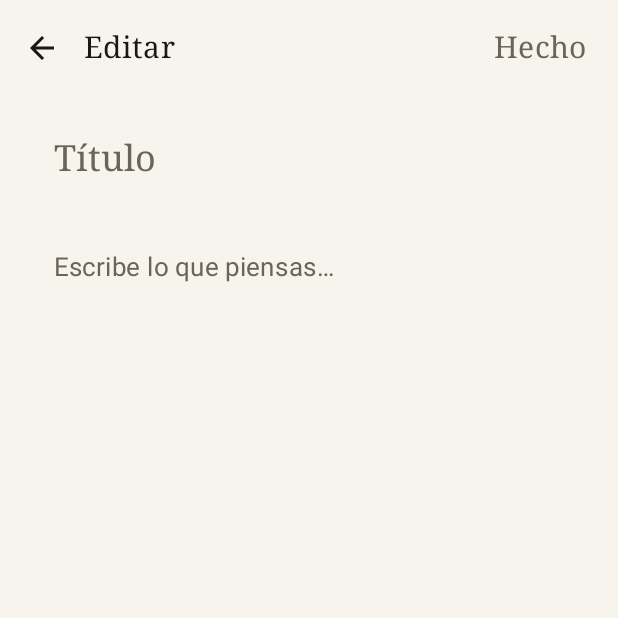
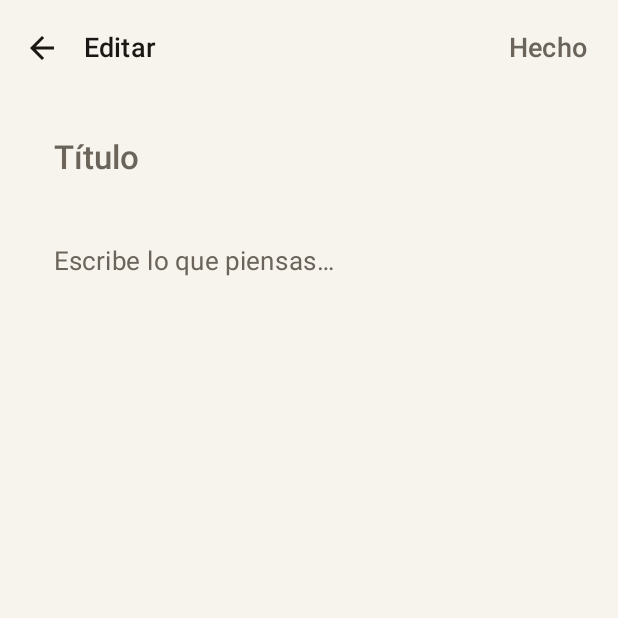
Before and after one commit to wandersepulveda2013/ordia-android, an Android app built with Jetpack Compose: the screen it shows after launch (MainActivity), after a tap on "Nueva nota", on a phone screen of 412 x 824 dp, the top half of it. Run offline under Robolectric (Android 15) with nearby library versions, the phone set to English and light mode, and no system bars; our stand-ins replace Room's generated code.

Commit message:
feat(ui): implement minimalist typography and foundation components
- Create `OrdiaTypography` in `Type.kt` focusing on lighter weights and generous spacing.
- Introduce `OrdiaDesignSystem.kt` with initial `OrdiaInput` and `OrdiaIconButton`.
- Refactor `NoteEditorScreen` and `NotesListScreen` to use new components.
- Enhance UX by auto-requesting focus when creating new notes.

Co-authored-by: wandersepulveda2013 <308435692+wandersepulveda2013@users.noreply.github.com>

```diff
--- /dev/null
+++ b/app/src/main/java/com/ordia/app/ui/components/OrdiaDesignSystem.kt
@@ -0,0 +1,97 @@
+package com.ordia.app.ui.components
+
+import androidx.compose.foundation.interaction.MutableInteractionSource
+import androidx.compose.foundation.text.KeyboardActions
+import androidx.compose.foundation.text.KeyboardOptions
+import androidx.compose.material3.ExperimentalMaterial3Api
+import androidx.compose.material3.IconButton
+import androidx.compose.material3.IconButtonColors
+import androidx.compose.material3.IconButtonDefaults
+import androidx.compose.material3.LocalTextStyle
+import androidx.compose.material3.TextField
+import androidx.compose.material3.TextFieldColors
+import androidx.compose.material3.TextFieldDefaults
+import androidx.compose.runtime.Composable
+import androidx.compose.runtime.remember
+import androidx.compose.ui.Modifier
+import androidx.compose.ui.graphics.Color
+import androidx.compose.ui.graphics.Shape
+import androidx.compose.ui.text.TextStyle
+import androidx.compose.ui.text.input.VisualTransformation
+
+@Composable
+fun OrdiaInput(
+    value: String,
+    onValueChange: (String) -> Unit,
+    modifier: Modifier = Modifier,
+    enabled: Boolean = true,
+    readOnly: Boolean = false,
+    textStyle: TextStyle = LocalTextStyle.current,
+    label: @Composable (() -> Unit)? = null,
+    placeholder: @Composable (() -> Unit)? = null,
+    leadingIcon: @Composable (() -> Unit)? = null,
+    trailingIcon: @Composable (() -> Unit)? = null,
+    prefix: @Composable (() -> Unit)? = null,
+    suffix: @Composable (() -> Unit)? = null,
+    supportingText: @Composable (() -> Unit)? = null,
+    isError: Boolean = false,
+    visualTransformation: VisualTransformation = VisualTransformation.None,
+    keyboardOptions: KeyboardOptions = KeyboardOptions.Default,
+    keyboardActions: KeyboardActions = KeyboardActions.Default,
+    singleLine: Boolean = false,
+    maxLines: Int = if (singleLine) 1 else Int.MAX_VALUE,
+    minLines: Int = 1,
+    interactionSource: MutableInteractionSource? = null,
+    shape: Shape = TextFieldDefaults.shape,
+    colors: TextFieldColors = TextFieldDefaults.colors(
+        focusedContainerColor = Color.Transparent,
+        unfocusedContainerColor = Color.Transparent,
+        focusedIndicatorColor = Color.Transparent,
+        unfocusedIndicatorColor = Color.Transparent,
+    )
+) {
+    TextField(
+        value = value,
+        onValueChange = onValueChange,
+        modifier = modifier,
+        enabled = enabled,
+        readOnly = readOnly,
+        textStyle = textStyle,
+        label = label,
+        placeholder = placeholder,
+        leadingIcon = leadingIcon,
+        trailingIcon = trailingIcon,
+        prefix = prefix,
+        suffix = suffix,
+        supportingText = supportingText,
+        isError = isError,
+        visualTransformation = visualTransformation,
+        keyboardOptions = keyboardOptions,
+        keyboardActions = keyboardActions,
+        singleLine = singleLine,
+        maxLines = maxLines,
+        minLines = minLines,
+        interactionSource = interactionSource,
+        shape = shape,
+        colors = colors
+    )
+}
+
+@Composable
+fun OrdiaIconButton(
+    onClick: () -> Unit,
+    modifier: Modifier = Modifier,
+    enabled: Boolean = true,
+    colors: IconButtonColors = IconButtonDefaults.iconButtonColors(),
+    interactionSource: MutableInteractionSource? = null,
+    content: @Composable () -> Unit
+) {
+    IconButton(
+        onClick = onClick,
+        modifier = modifier,
+        enabled = enabled,
+        colors = colors,
+        interactionSource = interactionSource,
+        content = content
+    )
+}
--- a/app/src/main/java/com/ordia/app/ui/screens/NoteEditorScreen.kt
+++ b/app/src/main/java/com/ordia/app/ui/screens/NoteEditorScreen.kt
@@ -15,8 +15,6 @@ import androidx.compose.material3.IconButton
 import androidx.compose.material3.MaterialTheme
 import androidx.compose.material3.Scaffold
 import androidx.compose.material3.Text
-import androidx.compose.material3.TextField
-import androidx.compose.material3.TextFieldDefaults
 import androidx.compose.material3.TopAppBar
 import androidx.compose.material3.TopAppBarDefaults
 import androidx.compose.runtime.Composable
@@ -28,8 +26,12 @@ import androidx.compose.runtime.remember
 import androidx.compose.runtime.saveable.rememberSaveable
 import androidx.compose.runtime.setValue
 import androidx.compose.ui.Modifier
+import androidx.compose.ui.focus.FocusRequester
+import androidx.compose.ui.focus.focusRequester
 import androidx.compose.ui.unit.dp
 import com.ordia.app.data.NoteEntity
+import com.ordia.app.ui.components.OrdiaIconButton
+import com.ordia.app.ui.components.OrdiaInput
 
 @OptIn(ExperimentalMaterial3Api::class)
 @Composable
@@ -40,11 +42,14 @@ fun NoteEditorScreen(
 ) {
     var title by rememberSaveable { mutableStateOf(note?.title.orEmpty()) }
     var content by rememberSaveable { mutableStateOf(note?.content.orEmpty()) }
+    val focusRequester = remember { FocusRequester() }
 
     LaunchedEffect(note?.id) {
         if (note != null) {
             title = note.title
             content = note.content
+        } else {
+            focusRequester.requestFocus()
         }
     }
 
@@ -52,7 +57,7 @@ fun NoteEditorScreen(
         topBar = {
             TopAppBar(
                 navigationIcon = {
-                    IconButton(onClick = {
+                    OrdiaIconButton(onClick = {
                         onSave(title, content, note?.id)
                         onBack()
                     }) { Icon(Icons.AutoMirrored.Outlined.ArrowBack, contentDescription = "Volver") }
@@ -86,30 +91,20 @@ fun NoteEditorScreen(
                 .padding(horizontal = 20.dp, vertical = 12.dp),
             verticalArrangement = Arrangement.spacedBy(12.dp),
         ) {
-            TextField(
+            OrdiaInput(
                 value = title,
                 onValueChange = { title = it },
                 placeholder = { Text("Título", style = MaterialTheme.typography.titleLarge) },
                 textStyle = MaterialTheme.typography.titleLarge,
-                modifier = Modifier.fillMaxWidth(),
-                colors = bareFieldColors(),
+                modifier = Modifier.fillMaxWidth().focusRequester(focusRequester),
             )
-            TextField(
+            OrdiaInput(
                 value = content,
                 onValueChange = { content = it },
                 placeholder = { Text("Escribe lo que piensas…", style = MaterialTheme.typography.bodyLarge) },
                 textStyle = MaterialTheme.typography.bodyLarge,
                 modifier = Modifier.fillMaxWidth(),
-                colors = bareFieldColors(),
             )
         }
     }
 }
-
-@Composable
-private fun bareFieldColors() = TextFieldDefaults.colors(
-    focusedContainerColor = androidx.compose.ui.graphics.Color.Transparent,
-    unfocusedContainerColor = androidx.compose.ui.graphics.Color.Transparent,
-    focusedIndicatorColor = androidx.compose.ui.graphics.Color.Transparent,
-    unfocusedIndicatorColor = androidx.compose.ui.graphics.Color.Transparent,
-)
--- a/app/src/main/java/com/ordia/app/ui/screens/NotesListScreen.kt
+++ b/app/src/main/java/com/ordia/app/ui/screens/NotesListScreen.kt
@@ -21,7 +21,6 @@ import androidx.compose.material3.ExperimentalMaterial3Api
 import androidx.compose.material3.FloatingActionButton
 import androidx.compose.material3.HorizontalDivider
 import androidx.compose.material3.Icon
-import androidx.compose.material3.IconButton
 import androidx.compose.material3.MaterialTheme
 import androidx.compose.material3.Scaffold
 import androidx.compose.material3.Text
@@ -37,6 +36,7 @@ import androidx.compose.ui.Modifier
 import androidx.compose.ui.text.style.TextOverflow
 import androidx.compose.ui.unit.dp
 import com.ordia.app.data.NoteEntity
+import com.ordia.app.ui.components.OrdiaIconButton
 import java.text.DateFormat
 import java.util.Date
 
@@ -162,7 +162,7 @@ private fun NoteRow(
             )
         }
         Box {
-            IconButton(onClick = { menuOpen = true }) {
+            OrdiaIconButton(onClick = { menuOpen = true }) {
                 Icon(Icons.Outlined.MoreVert, contentDescription = "Más")
             }
             DropdownMenu(expanded = menuOpen, onDismissRequest = { menuOpen = false }) {
--- a/app/src/main/java/com/ordia/app/ui/theme/Theme.kt
+++ b/app/src/main/java/com/ordia/app/ui/theme/Theme.kt
@@ -46,18 +46,9 @@ fun NotepadTheme(
     darkTheme: Boolean = isSystemInDarkTheme(),
     content: @Composable () -> Unit,
 ) {
-    val base = Typography()
-    val type = Typography(
-        bodyLarge = base.bodyLarge.copy(fontSize = 17.sp, lineHeight = 28.sp),
-        bodyMedium = base.bodyMedium.copy(fontSize = 16.sp, lineHeight = 26.sp),
-        titleLarge = base.titleLarge.copy(fontFamily = FontFamily.Serif, fontSize = 24.sp),
-        titleMedium = base.titleMedium.copy(fontFamily = FontFamily.Serif, fontSize = 20.sp),
-        titleSmall = base.titleSmall.copy(fontFamily = FontFamily.Serif),
-        labelSmall = base.labelSmall.copy(fontSize = 11.sp),
-    )
     MaterialTheme(
         colorScheme = if (darkTheme) DarkPaper else LightPaper,
-        typography = type,
+        typography = OrdiaTypography,
         content = content,
     )
 }
--- /dev/null
+++ b/app/src/main/java/com/ordia/app/ui/theme/Type.kt
@@ -0,0 +1,115 @@
+package com.ordia.app.ui.theme
+
+import androidx.compose.material3.Typography
+import androidx.compose.ui.text.TextStyle
+import androidx.compose.ui.text.font.FontFamily
+import androidx.compose.ui.text.font.FontWeight
+import androidx.compose.ui.unit.sp
+
+val OrdiaTypography = Typography(
+    displayLarge = TextStyle(
+        fontFamily = FontFamily.Default,
+        fontWeight = FontWeight.Light,
+        fontSize = 57.sp,
+        lineHeight = 64.sp,
+        letterSpacing = 0.sp
+    ),
+    displayMedium = TextStyle(
+        fontFamily = FontFamily.Default,
+        fontWeight = FontWeight.Light,
+        fontSize = 45.sp,
+        lineHeight = 52.sp,
+        letterSpacing = 0.sp
+    ),
+    displaySmall = TextStyle(
+        fontFamily = FontFamily.Default,
+        fontWeight = FontWeight.Normal,
+        fontSize = 36.sp,
+        lineHeight = 44.sp,
+        letterSpacing = 0.sp
+    ),
+    headlineLarge = TextStyle(
+        fontFamily = FontFamily.Default,
+        fontWeight = FontWeight.Normal,
+        fontSize = 32.sp,
+        lineHeight = 40.sp,
+        letterSpacing = 0.sp
+    ),
+    headlineMedium = TextStyle(
+        fontFamily = FontFamily.Default,
+        fontWeight = FontWeight.Normal,
+        fontSize = 28.sp,
+        lineHeight = 36.sp,
+        letterSpacing = 0.sp
+    ),
+    headlineSmall = TextStyle(
+        fontFamily = FontFamily.Default,
+        fontWeight = FontWeight.Normal,
+        fontSize = 24.sp,
+        lineHeight = 32.sp,
+        letterSpacing = 0.sp
+    ),
+    titleLarge = TextStyle(
+        fontFamily = FontFamily.Default,
+        fontWeight = FontWeight.Medium,
+        fontSize = 22.sp,
+        lineHeight = 28.sp,
+        letterSpacing = 0.sp
+    ),
+    titleMedium = TextStyle(
+        fontFamily = FontFamily.Default,
+        fontWeight = FontWeight.Medium,
+        fontSize = 18.sp,
+        lineHeight = 26.sp,
+        letterSpacing = 0.15.sp
+    ),
+    titleSmall = TextStyle(
+        fontFamily = FontFamily.Default,
+        fontWeight = FontWeight.Medium,
+        fontSize = 14.sp,
+        lineHeight = 20.sp,
+        letterSpacing = 0.1.sp
+    ),
+    bodyLarge = TextStyle(
+        fontFamily = FontFamily.Default,
+        fontWeight = FontWeight.Normal,
+        fontSize = 17.sp,
+        lineHeight = 28.sp,
+        letterSpacing = 0.5.sp
+    ),
+    bodyMedium = TextStyle(
+        fontFamily = FontFamily.Default,
+        fontWeight = FontWeight.Normal,
+        fontSize = 16.sp,
+        lineHeight = 26.sp,
+        letterSpacing = 0.25.sp
+    ),
+    bodySmall = TextStyle(
+        fontFamily = FontFamily.Default,
+        fontWeight = FontWeight.Normal,
+        fontSize = 13.sp,
+        lineHeight = 18.sp,
+        letterSpacing = 0.4.sp
+    ),
+    labelLarge = TextStyle(
+        fontFamily = FontFamily.Default,
+        fontWeight = FontWeight.Medium,
+        fontSize = 14.sp,
+        lineHeight = 20.sp,
+        letterSpacing = 0.1.sp
+    ),
+    labelMedium = TextStyle(
+        fontFamily = FontFamily.Default,
+        fontWeight = FontWeight.Medium,
+        fontSize = 12.sp,
+        lineHeight = 16.sp,
+        letterSpacing = 0.5.sp
+    ),
+    labelSmall = TextStyle(
+        fontFamily = FontFamily.Default,
+        fontWeight = FontWeight.Medium,
+        fontSize = 11.sp,
+        lineHeight = 16.sp,
+        letterSpacing = 0.5.sp
+    )
+)
```
